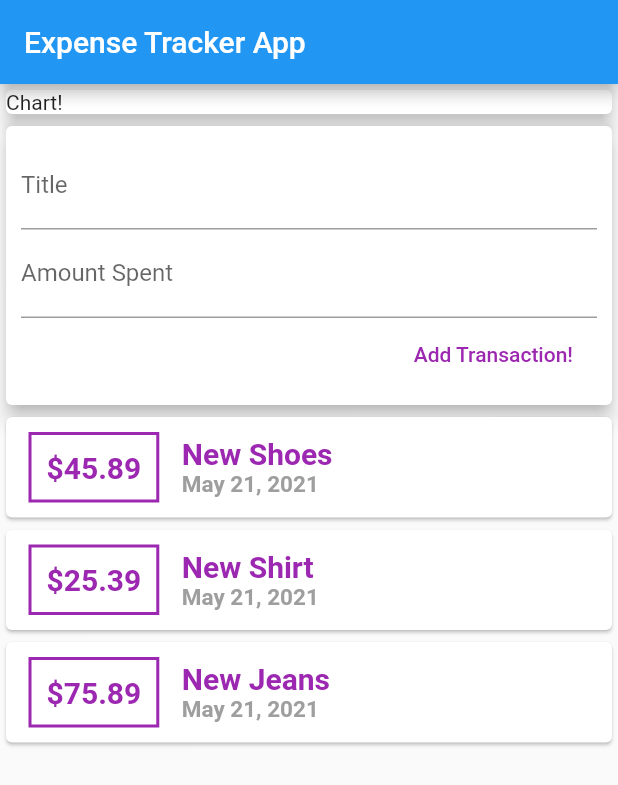
After one commit to arshrangi/flutter_expense_tracker, a Flutter app: the screen it shows after launch, on a phone screen of 412 x 824 dp. The commit adds this screen. Shown: the top 785 px of the screen. Run offline on Flutter 3.47's test engine with Material 2 defaults, Android fonts, the phone set to English and light mode, and no system bars.

Commit message:
Divide app into various widgets to get better understanding of the flow`

```diff
--- /dev/null
+++ b/lib/widgets/new_transaction.dart
@@ -0,0 +1,42 @@
+import 'package:flutter/material.dart';
+
+class NewTransaction extends StatelessWidget {
+  final titleController = TextEditingController();
+  final amountController = TextEditingController();
+
+  @override
+  Widget build(BuildContext context) {
+    return Card(
+      elevation: 5,
+      child: Container(
+        padding: EdgeInsets.all(10),
+        child: Column(
+          crossAxisAlignment: CrossAxisAlignment.end,
+          children: <Widget>[
+            TextField(
+              decoration: InputDecoration(labelText: 'Title'),
+              controller: titleController,
+              // onChanged: (value) {
+              //   titleInput = value;
+              // },
+            ),
+            TextField(
+              decoration: InputDecoration(labelText: 'Amount Spent'),
+              controller: amountController,
+              // onChanged: (value) {
+              //   amountInput = value;
+              // },
+            ),
+            FlatButton(
+              onPressed: () {
+                print(titleController.text);
+              },
+              textColor: Colors.purple,
+              child: Text('Add Transaction!'),
+            ),
+          ],
+        ),
+      ),
+    );
+  }
+}
--- /dev/null
+++ b/lib/widgets/transaction_list.dart
@@ -0,0 +1,57 @@
+import 'package:flutter/material.dart';
+
+import 'package:intl/intl.dart';
+import '../model/transaction.dart';
+
+class TransactionList extends StatelessWidget {
+  final List<Transaction> transactions;
+
+  TransactionList(this.transactions);
+
+  @override
+  Widget build(BuildContext context) {
+    return Column(
+      children: transactions.map((tx) {
+        return Card(
+          child: Row(
+            children: <Widget>[
+              Container(
+                margin: EdgeInsets.symmetric(vertical: 10, horizontal: 15),
+                decoration: BoxDecoration(
+                  border: Border.all(color: Colors.purple, width: 2),
+                ),
+                padding: EdgeInsets.all(10),
+                child: Text(
+                  '\$${tx.amount}',
+                  style: TextStyle(
+                      fontWeight: FontWeight.bold,
+                      fontSize: 20,
+                      color: Colors.purple),
+                ),
+              ),
+              Column(
+                crossAxisAlignment: CrossAxisAlignment.start,
+                children: <Widget>[
+                  Text(
+                    tx.title,
+                    style: TextStyle(
+                        fontWeight: FontWeight.bold,
+                        color: Colors.purple,
+                        fontSize: 20),
+                  ),
+                  Text(
+                    DateFormat.yMMMd().format(tx.date),
+                    style: TextStyle(
+                        fontWeight: FontWeight.bold,
+                        color: Colors.grey,
+                        fontSize: 15),
+                  ),
+                ],
+              ),
+            ],
+          ),
+        );
+      }).toList(),
+    );
+  }
+}
--- /dev/null
+++ b/lib/widgets/user_transaction.dart
@@ -0,0 +1,31 @@
+import 'package:flutter/material.dart';
+
+import './transaction_list.dart';
+import './new_transaction.dart';
+import '../model/transaction.dart';
+
+class UserTransaction extends StatefulWidget {
+  @override
+  _UserTransactionState createState() => _UserTransactionState();
+}
+
+class _UserTransactionState extends State<UserTransaction> {
+  final List<Transaction> _userTransactions = [
+    Transaction(
+        id: 't1', title: 'New Shoes', amount: 45.89, date: DateTime.now()),
+    Transaction(
+        id: 't2', title: 'New Shirt', amount: 25.39, date: DateTime.now()),
+    Transaction(
+        id: 't3', title: 'New Jeans', amount: 75.89, date: DateTime.now()),
+  ];
+
+  @override
+  Widget build(BuildContext context) {
+    return Column(
+      children: <Widget>[
+        NewTransaction(),
+        TransactionList(_userTransactions),
+      ],
+    );
+  }
+}
```
Also changed, not shown: lib/main.dart (+2 -91 lines).
